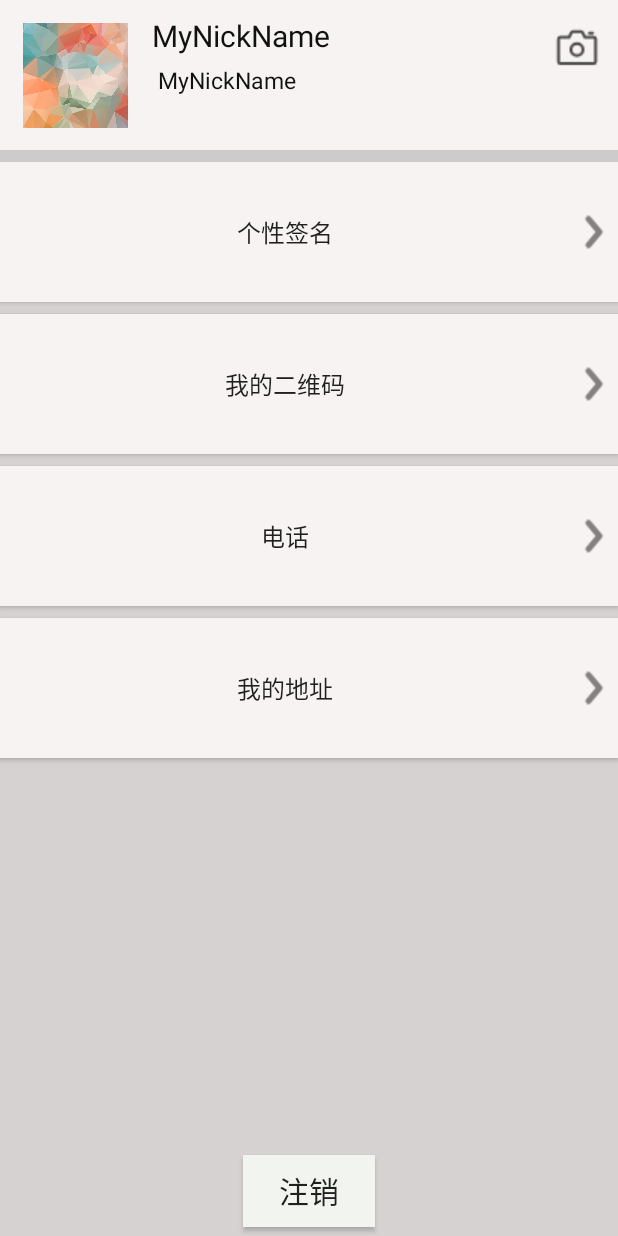
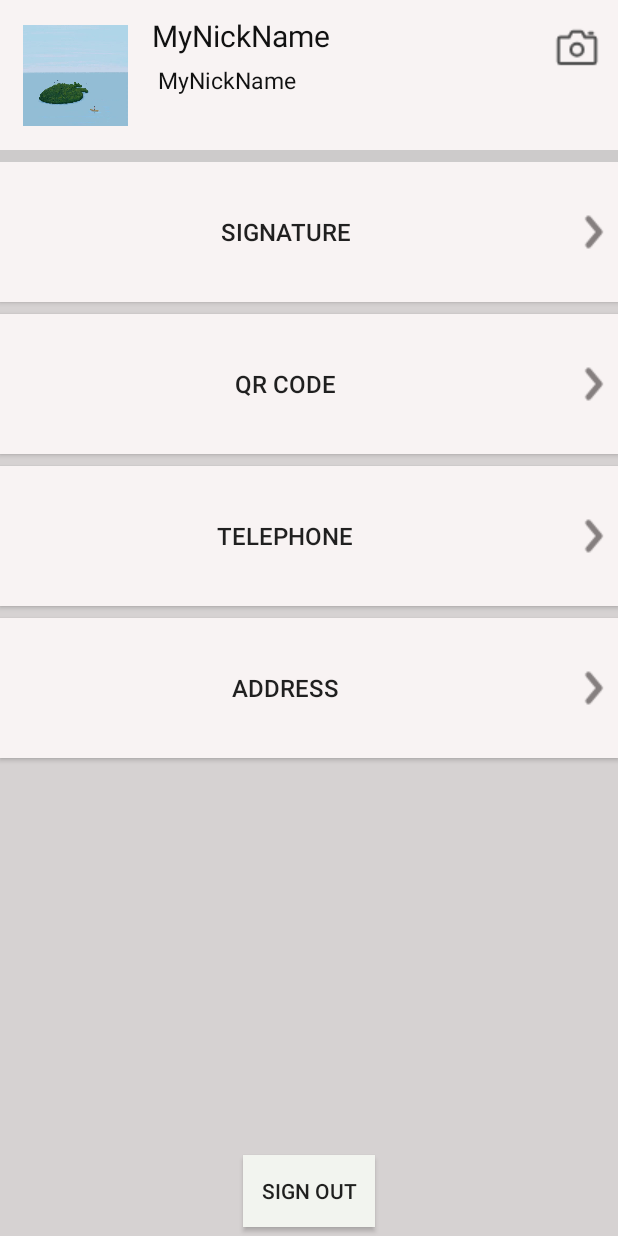
Before and after one commit to LearnerHB/IEMS5722_Project, an Android app: the layout page_me.xml on its own in the app's theme, with its tools: preview values and no code run, on a phone screen of 412 x 824 dp. Run offline under Robolectric (Android 15) with nearby library versions, the phone set to English and light mode, and no system bars.

Commit message:
Format adjustment

```diff
--- a/Client/iMoment/app/src/main/res/layout/page_contact.xml
+++ b/Client/iMoment/app/src/main/res/layout/page_contact.xml
@@ -14,7 +14,7 @@
         <TextView
             android:layout_width="wrap_content"
             android:layout_height="wrap_content"
-            android:text="通讯录"
+            android:text="Friends List"
             android:layout_centerInParent="true"
             android:textSize="16dp"
             android:textColor="#6E6C6C"
--- a/Client/iMoment/app/src/main/res/layout/page_find.xml
+++ b/Client/iMoment/app/src/main/res/layout/page_find.xml
@@ -13,7 +13,7 @@
         android:layout_width="match_parent"
         android:layout_height="wrap_content"
         android:id="@+id/friends"
-        android:text="朋友圈"
+        android:text="Moments"
         android:textColor="#434242"
         android:textSize="17dp"
         android:drawableLeft="@drawable/pyq"
@@ -31,7 +31,7 @@
         android:textSize="17dp"
         android:drawableLeft="@drawable/sys"
         android:drawableRight="@drawable/to2"
-        android:text="扫一扫"
+        android:text="Scan"
         />
 
 
--- a/Client/iMoment/app/src/main/res/layout/page_me.xml
+++ b/Client/iMoment/app/src/main/res/layout/page_me.xml
@@ -82,7 +82,7 @@
             android:layout_width="match_parent"
             android:layout_height="140px"
             android:background="#F8F3F3"
-            android:text="个性签名"
+            android:text="Signature"
             android:textSize="16dp"
             android:drawableRight="@drawable/to1"
             android:drawableTint="#857F7F"
@@ -101,7 +101,7 @@
             android:background="#F8F3F3"
             android:drawableRight="@drawable/to1"
             android:drawableTint="#857F7F"
-            android:text="我的二维码"
+            android:text="QR Code"
             android:textSize="16dp">
 
         </Button>
@@ -115,7 +115,7 @@
             android:background="#F8F3F3"
             android:drawableRight="@drawable/to1"
             android:drawableTint="#857F7F"
-            android:text="电话"
+            android:text="Telephone"
             android:textSize="16dp">
 
         </Button>
@@ -129,7 +129,7 @@
             android:background="#F8F3F3"
             android:drawableRight="@drawable/to1"
             android:drawableTint="#857F7F"
-            android:text="我的地址"
+            android:text="Address"
             android:textSize="16dp">
 
         </Button>
@@ -145,14 +145,14 @@
         android:orientation="horizontal"
         android:layout_gravity="bottom"
         android:background="#D6D2D2">
+
         <Button
+            android:id="@+id/logout"
             android:layout_width="wrap_content"
             android:layout_height="wrap_content"
-            android:text="注销"
-            android:id="@+id/logout"
-            android:textSize="20dp"
             android:layout_centerInParent="true"
             android:background="#F2F4EF"
-            />
+            android:text="Sign Out"
+            android:textSize="14sp" />
     </RelativeLayout>
 </LinearLayout>
```
Also changed, not shown: Client/iMoment/app/src/main/res/drawable/default_portrait.jpg, Client/iMoment/app/src/main/res/drawable/images.jpg, Client/iMoment/app/src/main/res/drawable/unnamed.jpg.
